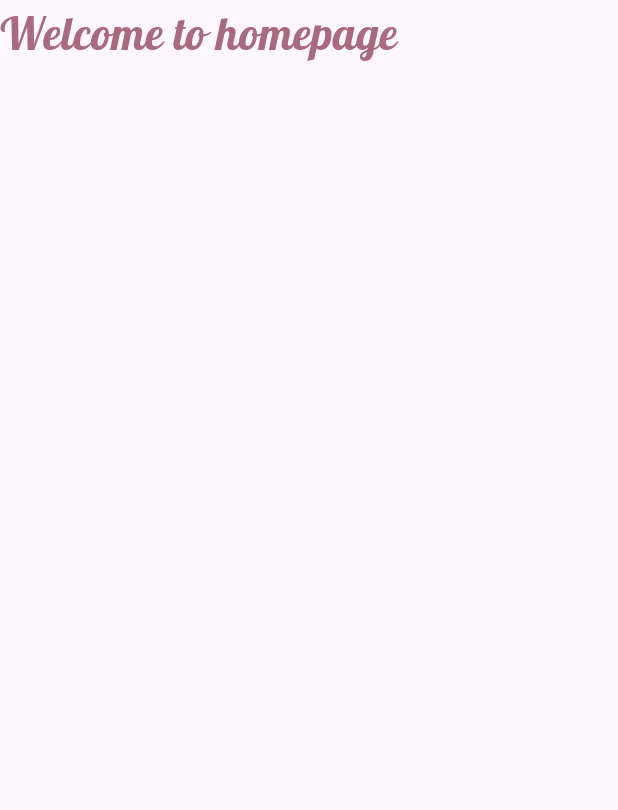
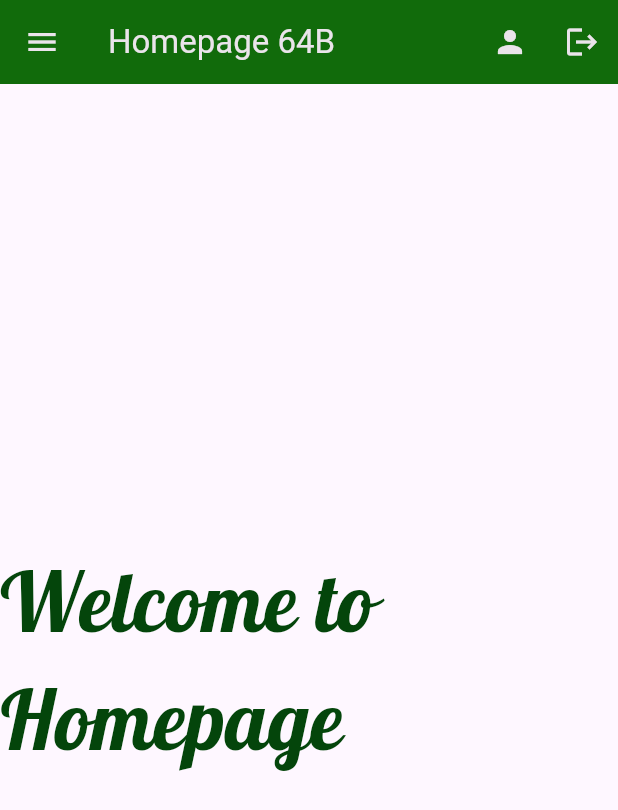
Before and after one commit to parvinsultanababy83/flutter_assignment, a Flutter app: the screen it shows after launch, on a phone screen of 412 x 824 dp. Shown: the top 810 px of the screen. Run offline on Flutter 3.47's test engine with Material 3 defaults, Android fonts, the phone set to English and light mode, and no system bars; our stand-ins replace google_fonts.

Commit message:
first commit

```diff
--- a/parvin_83/lib/homepage.dart
+++ b/parvin_83/lib/homepage.dart
@@ -1,21 +1,72 @@
 import 'package:flutter/material.dart';
 import 'package:google_fonts/google_fonts.dart';
 
-class homepage extends StatelessWidget{
+class homepage extends StatelessWidget {
   const homepage({super.key});
-@override
+
+  @override
   Widget build(BuildContext context) {
     return Scaffold(
-      body: Text(
-        "Welcome to homepage",
-        style: GoogleFonts.lobster(
-          textStyle:TextStyle(
-            fontSize: 30,
-            color: const Color.fromARGB(255, 169, 106, 127),
+      appBar: AppBar(
+        title: Text("Homepage 64B"),
+        backgroundColor: const Color.fromARGB(255, 17, 107, 11),
+        foregroundColor: const Color.fromARGB(255, 234, 228, 235),
+        // leading: Icon(Icons.home),
+        actions: [
+        IconButton(onPressed: () {}, icon: Icon(Icons.person)),
+        IconButton(onPressed: () {}, icon: Icon(Icons.logout)),
+        ],
+      ), // AppBar
+      drawer: Drawer(
+        child: Column(
+          children: [
+            UserAccountsDrawerHeader(
+              accountName: Text("Baby_Mahmud"),
+              accountEmail: Text("babymahmud326@gmail.com"),
+            ), // UserAccountsDrawerHeader
+            ListTile(
+              leading: Icon(Icons.home),
+              hoverColor: Color.fromARGB(244, 86, 186, 111),
+              title: Text("homepage"),
+              onTap: () {},
+            ), // ListTile
+
+            Divider(),
+
+            ListTile(
+              leading: Icon(Icons.home),
+              hoverColor: Color.fromARGB(244, 182, 74, 203),
+
+              title: Text("Setting"),
+              onTap: () {},
+            ), // ListTile
+
+            Divider(),
+            Spacer(),
+
+            ListTile(
+              leading: Icon(Icons.home),
+              trailing: IconButton(onPressed: () {}, icon: Icon(Icons.logout)),
+              hoverColor: Color.fromARGB(244, 34, 158, 137),
+              //title: Text("homepage"), onTap: () {}),
+              title: InkWell(child: Text("Profile"), onTap: () {}),
+              onTap: () {},
+            ), // ListTile
+          ],
+        ),
+      ), // Drawer
+      //endDrawer: Drawer(),
+      body: Center(
+        child: Text(
+          "Welcome to Homepage",
+          style: GoogleFonts.lobster(
+            textStyle: TextStyle(
+              fontSize: 55,
+              color: const Color.fromARGB(255, 4, 69, 11),
+            ), // TextStyle
           ),
-        ),
-      ),
-    );
-
+        ), // Text
+      ), // Center
+    ); // Scaffold
   }
 }
```
